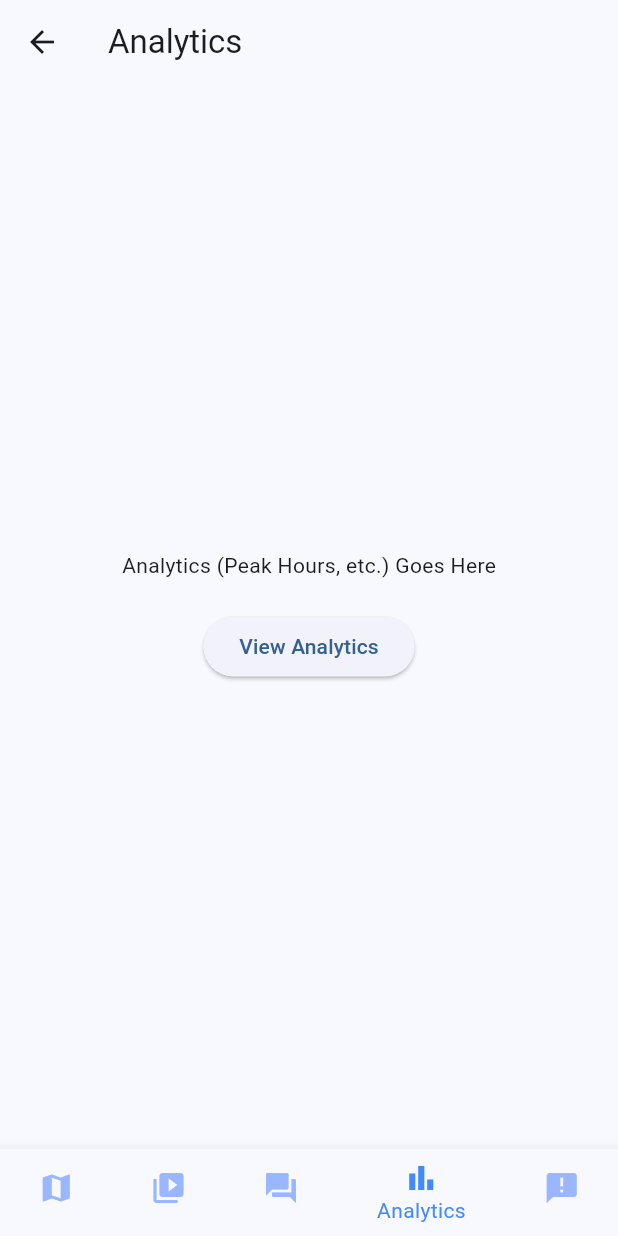
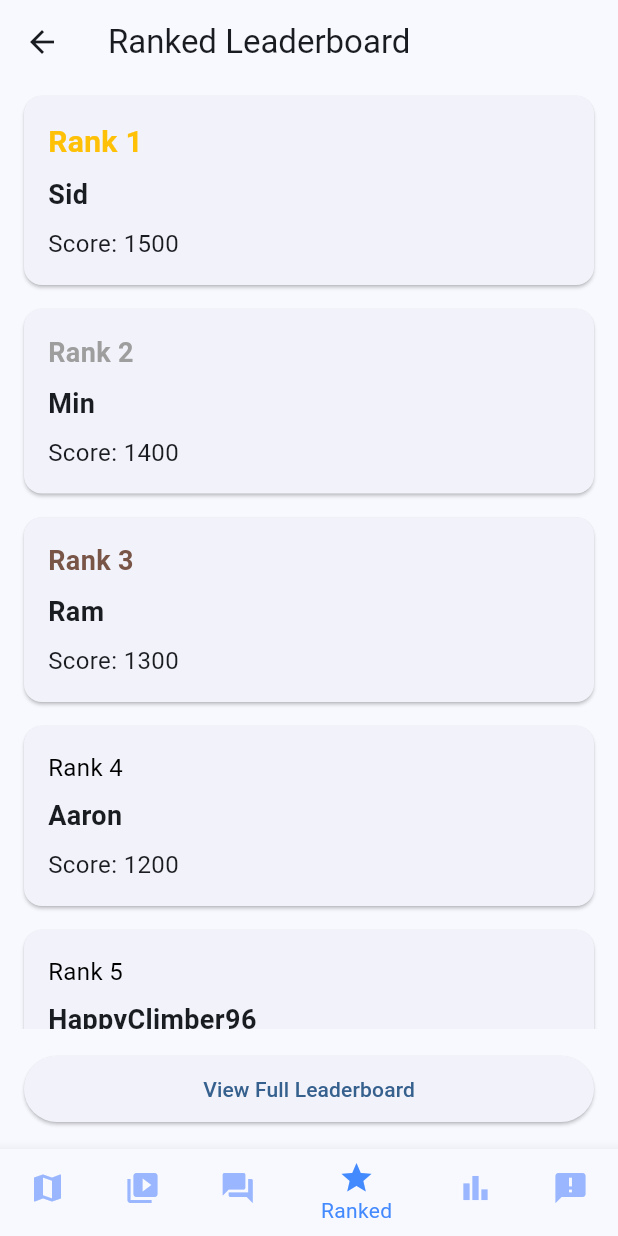
Before and after one commit to SriramKoukuntla/Ascend-UMass-Climbing-App, a Flutter app: the HomePage screen opened directly, item 4 of the bottom bar chosen, on a phone screen of 412 x 824 dp. Run offline on Flutter 3.47's test engine with Material 3 defaults, Android fonts, the light colour scheme and no system bars; our stand-ins replace shared_preferences; accounts and stored records are empty.

Commit message:
Added Ranked Page

```diff
--- a/ascend/lib/pages/home_page.dart
+++ b/ascend/lib/pages/home_page.dart
@@ -4,6 +4,7 @@
 import 'forum_page.dart';
 import 'analytics_page.dart';
 import 'announcements_page.dart';
+import 'ranked_page.dart';
 
 class HomePage extends StatefulWidget {
   const HomePage({Key? key}) : super(key: key);
@@ -19,6 +20,7 @@
     const ClimbingMapPage(),
     const ClimbingListPage(),
     const ForumPage(),
+    const RankedPage(),
     const AnalyticsPage(),
     const AnnouncementsPage(),
   ];
@@ -50,6 +52,10 @@
             label: 'Forum',
           ),
           BottomNavigationBarItem(
+            icon: Icon(Icons.star),
+            label: 'Ranked',
+          ),
+          BottomNavigationBarItem(
             icon: Icon(Icons.bar_chart),
             label: 'Analytics',
           ),
--- /dev/null
+++ b/ascend/lib/pages/ranked_page.dart
@@ -0,0 +1,164 @@
+import 'package:flutter/material.dart';
+
+class RankedPage extends StatelessWidget {
+  const RankedPage();
+  // Non-constant leaderboard data
+  static const List<Map<String, dynamic>> leaderboard = [
+    {'rank': 1, 'name': 'Sid', 'score': 1500},
+    {'rank': 2, 'name': 'Min', 'score': 1400},
+    {'rank': 3, 'name': 'Ram', 'score': 1300},
+    {'rank': 4, 'name': 'Aaron', 'score': 1200},
+    {'rank': 5, 'name': 'HappyClimber96', 'score': 1100},
+  ];
+@override
+  Widget build(BuildContext context) {
+    return Scaffold(
+      appBar: AppBar(title: const Text("Ranked Leaderboard")),
+      body: Column(
+        children: [
+          Expanded(
+            child: ListView.builder(
+              itemCount: leaderboard.length,
+              itemBuilder: (context, index) {
+                final player = leaderboard[index];
+
+                // Highlight top 3 ranks differently
+                TextStyle rankStyle;
+                if (player['rank'] == 1) {
+                  rankStyle = const TextStyle(
+                    fontWeight: FontWeight.bold,
+                    fontSize: 20,
+                    color: Colors.amber, // Gold for rank 1
+                  );
+                } else if (player['rank'] == 2) {
+                  rankStyle = const TextStyle(
+                    fontWeight: FontWeight.bold,
+                    fontSize: 18,
+                    color: Colors.grey, // Silver for rank 2
+                  );
+                } else if (player['rank'] == 3) {
+                  rankStyle = const TextStyle(
+                    fontWeight: FontWeight.bold,
+                    fontSize: 18,
+                    color: Colors.brown, // Bronze for rank 3
+                  );
+                } else {
+                  rankStyle = const TextStyle(
+                    fontSize: 16,
+                    color: Colors.black,
+                  );
+                }
+
+                return Card(
+                  margin: const EdgeInsets.symmetric(vertical: 8.0, horizontal: 16.0),
+                  child: InkWell(
+                    onTap: () {
+                      // Navigate to the detailed page
+                      _showRankDetails(context, player);
+                    },
+                    child: Padding(
+                      padding: const EdgeInsets.all(16.0),
+                      child: Column(
+                        crossAxisAlignment: CrossAxisAlignment.start,
+                        children: [
+                          Text(
+                            'Rank ${player['rank']}',
+                            style: rankStyle,
+                          ),
+                          const SizedBox(height: 8.0),
+                          Text(
+                            player['name'],
+                            style: const TextStyle(
+                              fontSize: 18.0,
+                              fontWeight: FontWeight.bold,
+                            ),
+                          ),
+                          const SizedBox(height: 8.0),
+                          Text(
+                            'Score: ${player['score']}',
+                            style: const TextStyle(fontSize: 16.0),
+                          ),
+                        ],
+                      ),
+                    ),
+                  ),
+                );
+              },
+            ),
+          ),
+          // Full Leaderboard Button
+          Padding(
+            padding: const EdgeInsets.all(16.0),
+            child: ElevatedButton(
+              onPressed: () {
+                // Navigate to a page showing the full leaderboard
+                _showFullLeaderboard(context);
+              },
+              child: const Text("View Full Leaderboard"),
+              style: ElevatedButton.styleFrom(
+                padding: const EdgeInsets.symmetric(vertical: 12.0),
+                minimumSize: const Size(double.infinity, 0), // Full width button
+              ),
+            ),
+          ),
+        ],
+      ),
+    );
+  }
+
+  void _showRankDetails(BuildContext context, Map<String, dynamic> player) {
+    showDialog(
+      context: context,
+      builder: (context) {
+        return AlertDialog(
+          title: Text('Rank ${player['rank']} - ${player['name']}'),
+          content: Column(
+            crossAxisAlignment: CrossAxisAlignment.start,
+            mainAxisSize: MainAxisSize.min,
+            children: [
+              Text(
+                'Score: ${player['score']}',
+                style: const TextStyle(fontSize: 18.0),
+              ),
+              const SizedBox(height: 8.0),
+              Text(
+                'Player Details go here...',
+                style: const TextStyle(color: Colors.grey, fontSize: 16.0),
+              ),
+            ],
+          ),
+          actions: [
+            TextButton(
+              onPressed: () {
+                Navigator.of(context).pop();
+              },
+              child: const Text("Close"),
+            ),
+          ],
+        );
+      },
+    );
+  }
+
+  void _showFullLeaderboard(BuildContext context) {
+    // Implement the navigation to the full leaderboard page here
+    // For now, we just show a message for demonstration purposes
+    showDialog(
+      context: context,
+      builder: (context) {
+        return AlertDialog(
+          title: const Text("Full Leaderboard"),
+          content: const Text("Here will be the full leaderboard."),
+          actions: [
+            TextButton(
+              onPressed: () {
+                Navigator.of(context).pop();
+              },
+              child: const Text("Close"),
+            ),
+          ],
+        );
+      },
+    );
+  }
+}
```
